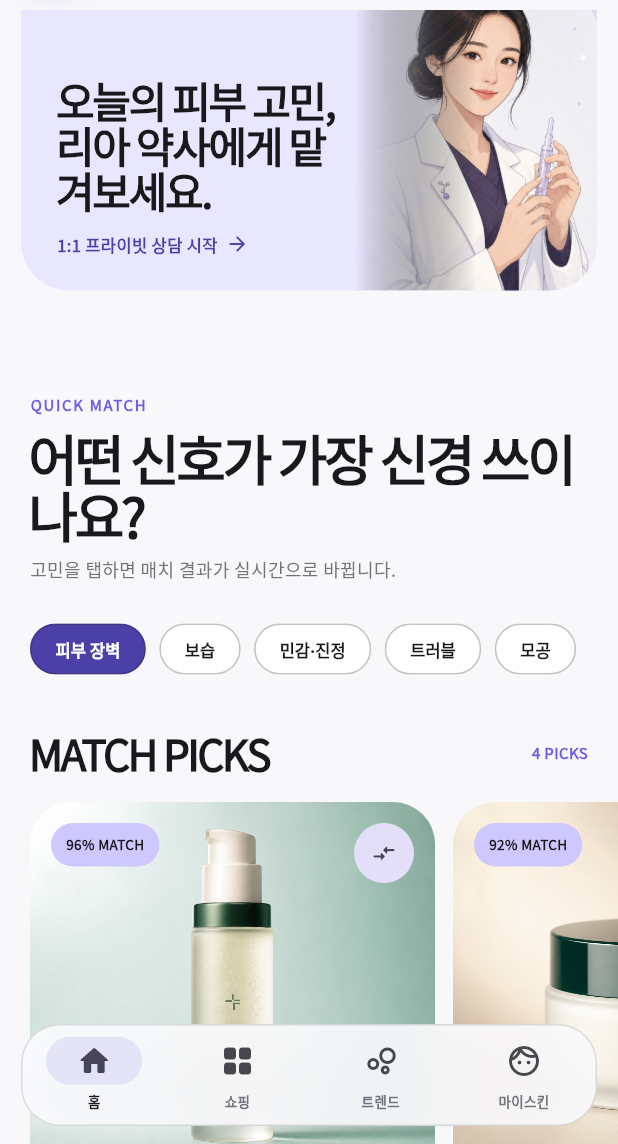
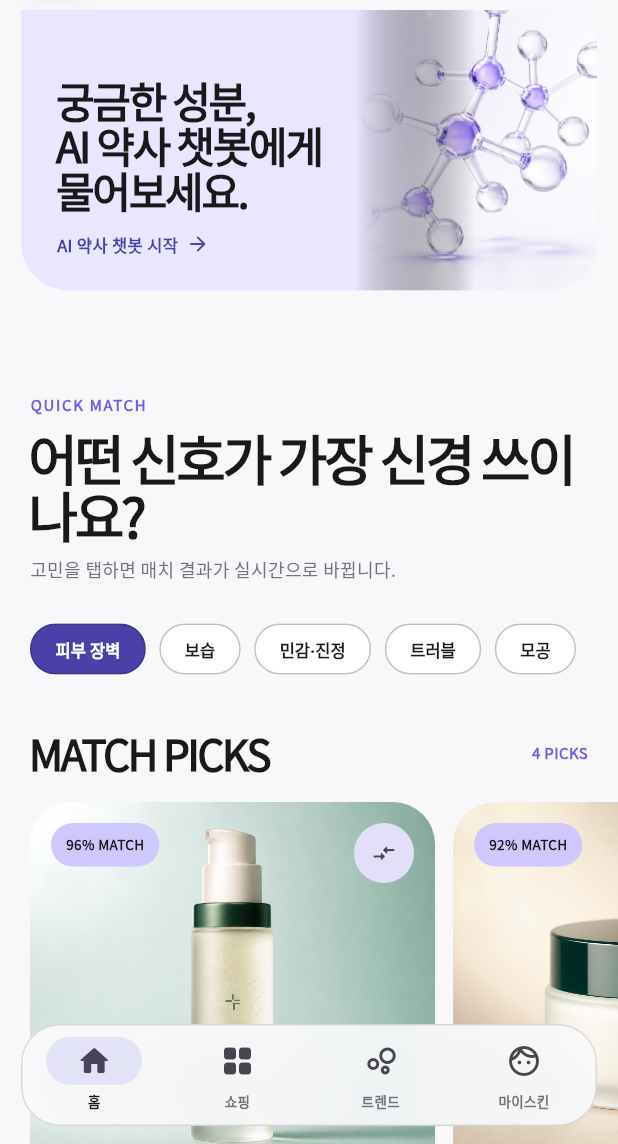
Before and after one commit to traitnlog-hue/pharma-beauty-flutter, a Flutter app: the screen it shows after launch, scrolled down 1152 dp, on a phone screen of 412 x 824 dp, the part 92-1236 px from its top. Run offline on Flutter 3.47's test engine with Material 3 defaults, Android fonts, the phone set to English and light mode, and no system bars.

Commit message:
feat: add molecular AI pharmacist chatbot

```diff
--- a/lib/features/pharmacist_chat/pharmacist_chat_service.dart
+++ b/lib/features/pharmacist_chat/pharmacist_chat_service.dart
@@ -2,13 +2,13 @@ class PharmacistChatService {
   const PharmacistChatService();
 
   static const welcomeMessage =
-      '안녕하세요, PHARMA BEAUTY의 리아 약사예요. 피부 고민이나 성분 궁합을 편하게 물어보세요.';
+      '안녕하세요, PHARMA BEAUTY의 리아 AI 약사 챗봇이에요. 피부 고민이나 성분 궁합을 편하게 물어보세요.';
 
   static const prompts = [
     '성분 궁합 확인',
     '민감 피부 루틴',
     '레티날 사용법',
-    '제품 추천',
+    '사용 순서',
   ];
 
   String answerFor(String question) {
@@ -22,6 +22,19 @@ class PharmacistChatService {
     if (query.contains('bha') || query.contains('살리실')) {
       return 'BHA는 피지와 모공 고민에 잘 맞지만 과사용하면 건조할 수 있어요. 주 2~3회부터 시작하고, 레티노이드와는 날짜를 나눠 사용하는 편이 안전해요.';
     }
+    if ((query.contains('비타민 c') || query.contains('비타민c')) &&
+        query.contains('나이아신')) {
+      return '비타민 C와 나이아신아마이드는 일반적으로 함께 사용할 수 있어요. 민감하다면 아침·저녁으로 나누거나 하나씩 적응시킨 뒤 겹쳐 쓰고, 따가움이 생기면 사용 빈도를 줄여주세요.';
+    }
+    if (query.contains('비타민 c') || query.contains('비타민c')) {
+      return '비타민 C는 보통 아침 세안 후 묽은 제형부터 바르고 보습제와 자외선 차단제로 마무리해요. 산화된 제품은 색과 향이 달라질 수 있으니 보관 상태도 확인해 주세요.';
+    }
+    if (query.contains('세라마이드') || query.contains('판테놀')) {
+      return '세라마이드와 판테놀은 장벽 보습 루틴에 함께 쓰기 좋은 조합이에요. 자극적인 활성 성분을 사용한 날에는 토너 단계를 줄이고 두 성분이 든 보습제로 마무리해 보세요.';
+    }
+    if (query.contains('순서') || query.contains('아침') || query.contains('저녁')) {
+      return '기본 순서는 세안 → 묽은 수분 제품 → 기능성 세럼 → 보습제예요. 아침에는 마지막에 자외선 차단제를, 저녁에는 레티노이드처럼 빛에 민감한 성분을 배치해 주세요.';
+    }
     if (query.contains('민감') || query.contains('자극') || query.contains('장벽')) {
       return '민감할 때는 루틴을 세라마이드·판테놀 중심의 세 단계 이내로 줄여보세요. 새 제품은 국소 테스트 후 사용하고, 붉음이나 따가움이 지속되면 사용을 중단해 주세요.';
     }
--- a/lib/screens/app_shell.dart
+++ b/lib/screens/app_shell.dart
@@ -175,10 +175,10 @@ class _AppShellState extends State<AppShell> {
               icon: const CircleAvatar(
                 radius: 16,
                 backgroundColor: AppColors.blush,
-                backgroundImage: AssetImage(
-                    'assets/characters/pharmacist-lia-illustrated-violet.png'),
+                backgroundImage:
+                    AssetImage('assets/editorial/ai-molecule-violet-3d.png'),
               ),
-              label: const Text('약사에게 물어보기',
+              label: const Text('AI 약사 챗봇',
                   style: TextStyle(fontSize: 10, fontWeight: FontWeight.w900)),
             ),
       bottomNavigationBar: SafeArea(
--- a/lib/screens/home_sections.dart
+++ b/lib/screens/home_sections.dart
@@ -35,7 +35,7 @@ class _AskPharmacist extends StatelessWidget {
                                 child: FittedBox(
                                   fit: BoxFit.scaleDown,
                                   alignment: Alignment.centerLeft,
-                                  child: Text('PRIVATE BEAUTY CONSULT · ONLINE',
+                                  child: Text('AI PHARMACIST · 24/7 ONLINE',
                                       style: TextStyle(
                                           color: AppColors.berry,
                                           fontSize: 9,
@@ -45,12 +45,12 @@ class _AskPharmacist extends StatelessWidget {
                               ),
                             ]),
                             const Spacer(),
-                            Text('오늘의 피부 고민,\n리아 약사에게 맡겨보세요.',
+                            Text('궁금한 성분,\nAI 약사 챗봇에게\n물어보세요.',
                                 style:
                                     Theme.of(context).textTheme.headlineMedium),
                             const SizedBox(height: 12),
                             const Row(children: [
-                              Text('1:1 프라이빗 상담 시작',
+                              Text('AI 약사 챗봇 시작',
                                   style: TextStyle(
                                       color: AppColors.berry,
                                       fontSize: 11,
@@ -67,9 +67,9 @@ class _AskPharmacist extends StatelessWidget {
                       flex: 42,
                       child: Stack(fit: StackFit.expand, children: [
                         Image.asset(
-                          'assets/characters/pharmacist-lia-illustrated-violet.png',
+                          'assets/editorial/ai-molecule-violet-3d.png',
                           fit: BoxFit.cover,
-                          alignment: const Alignment(.05, -.32),
+                          alignment: const Alignment(.05, 0),
                         ),
                         const DecoratedBox(
                           decoration: BoxDecoration(
--- a/lib/screens/pharmacist_chat_screen.dart
+++ b/lib/screens/pharmacist_chat_screen.dart
@@ -81,13 +81,13 @@ class _PharmacistChatScreenState extends State<PharmacistChatScreen> {
             _LiaAvatar(radius: 23),
             SizedBox(width: 11),
             Column(crossAxisAlignment: CrossAxisAlignment.start, children: [
-              Text('리아 약사',
+              Text('리아 AI 약사',
                   style: TextStyle(fontSize: 16, fontWeight: FontWeight.w900)),
               SizedBox(height: 2),
               Row(children: [
                 CircleAvatar(radius: 3, backgroundColor: AppColors.fuchsia),
                 SizedBox(width: 5),
-                Text('성분 상담 중',
+                Text('24시간 성분 상담 중',
                     style: TextStyle(
                         color: AppColors.muted,
                         fontSize: 10,
@@ -113,7 +113,7 @@ class _PharmacistChatScreenState extends State<PharmacistChatScreen> {
                 SizedBox(width: 9),
                 Expanded(
                   child: Text(
-                    '화장품 성분 안내이며 의료 진단·처방을 대신하지 않아요.',
+                    '챗봇의 화장품 성분 안내이며 의료 진단·처방을 대신하지 않아요.',
                     style: TextStyle(fontSize: 10, height: 1.4),
                   ),
                 ),
@@ -191,8 +191,8 @@ class _LiaAvatar extends StatelessWidget {
   Widget build(BuildContext context) => CircleAvatar(
         radius: radius,
         backgroundColor: AppColors.oatmeal,
-        backgroundImage: const AssetImage(
-            'assets/characters/pharmacist-lia-illustrated-violet.png'),
+        backgroundImage:
+            const AssetImage('assets/editorial/ai-molecule-violet-3d.png'),
       );
 }
 
@@ -266,7 +266,7 @@ class _TypingBubble extends StatelessWidget {
             ),
             child: Padding(
               padding: EdgeInsets.symmetric(horizontal: 16, vertical: 12),
-              child: Text('답변을 정리하고 있어요 ···',
+              child: Text('성분 정보를 정리하고 있어요 ···',
                   style: TextStyle(color: AppColors.muted, fontSize: 11)),
             ),
           ),
```
Also changed, not shown: assets/editorial/ai-molecule-violet-3d.png (added), 1 other file.
